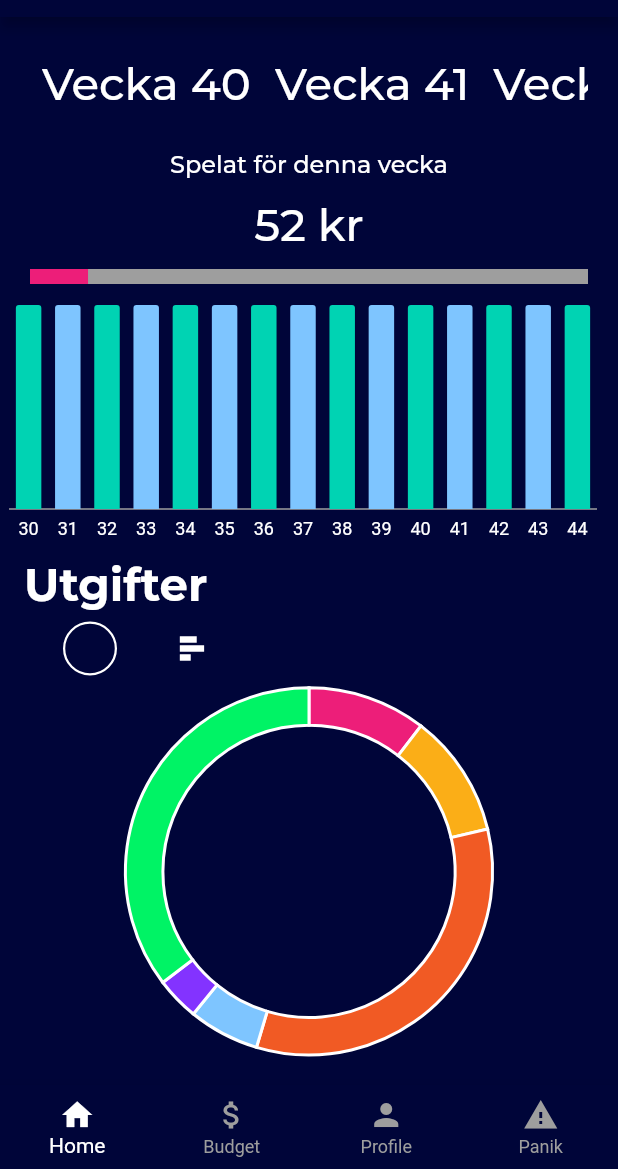
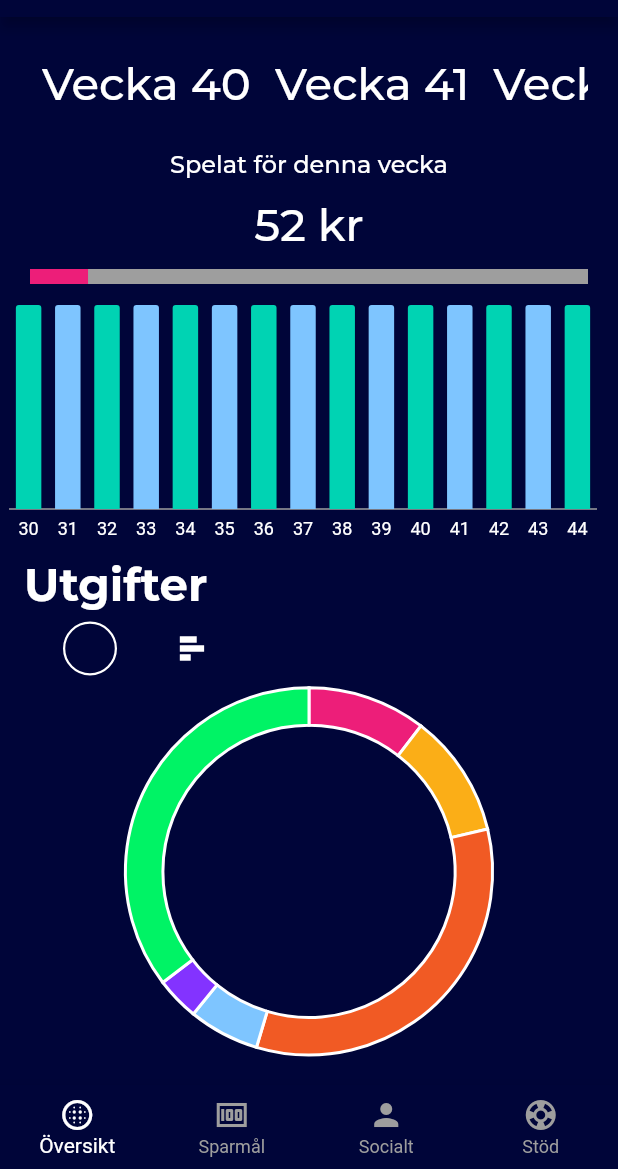
Before and after one commit to juliusolson/rena, a Flutter app: the screen it shows after launch, on a phone screen of 412 x 824 dp, the part 67-1236 px from its top. Run offline on Flutter 3.47's test engine with Material 2 defaults, Android fonts, the phone set to English and light mode, and no system bars; drawn by our look-alikes of percent_indicator; our stand-ins replace charts_flutter; project files that could hold a hidden picture were left out.

Commit message:
update destination icons + label

```diff
--- a/lib/utils/destination.dart
+++ b/lib/utils/destination.dart
@@ -9,8 +9,8 @@ class Destination {
 }
 
 const List<Destination> allDestinations = <Destination>[
-  Destination("Home", Icons.home, Colors.teal),
-  Destination("Budget", Icons.attach_money, Colors.red),
-  Destination("Profile", Icons.person, Colors.red),
-  Destination("Panik", Icons.warning, Colors.green),
+  Destination("Översikt", Icons.blur_circular_rounded, Colors.teal),
+  Destination("Sparmål", Icons.money, Colors.red),
+  Destination("Socialt", Icons.person, Colors.red),
+  Destination("Stöd", Icons.support, Colors.green),
 ];
```
